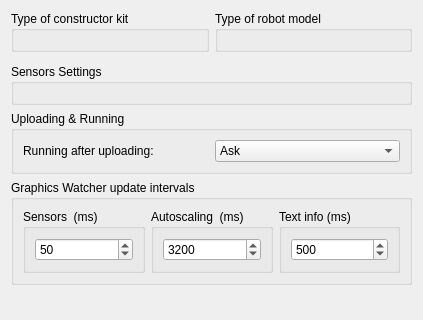
The window that plugins/robots/interpreters/interpreterCore/src/ui/robotsSettingsPage.ui (qreal/qreal) describes before a commit, drawn with Qt 5; both pictures show x 0 to 423 and y 0 to 320 of the 423 by 693 pixel window.
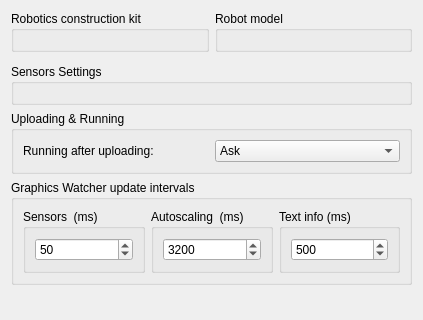
The same window after the commit. Custom widgets are drawn as their Qt base class.

Commit message: adapt and fix robots setting page translations

```diff
--- a/plugins/robots/interpreters/interpreterCore/src/ui/robotsSettingsPage.ui
+++ b/plugins/robots/interpreters/interpreterCore/src/ui/robotsSettingsPage.ui
@@ -230,7 +230,7 @@
          </sizepolicy>
         </property>
         <property name="title">
-         <string>Type of constructor kit</string>
+         <string>Robotics construction kit</string>
         </property>
         <layout class="QVBoxLayout" name="verticalLayout_2"/>
        </widget>
@@ -244,7 +244,7 @@
          </sizepolicy>
         </property>
         <property name="title">
-         <string>Type of robot model</string>
+         <string>Robot model</string>
         </property>
         <layout class="QVBoxLayout" name="verticalLayout_3"/>
        </widget>
```
The commit also changes 1 other file.
